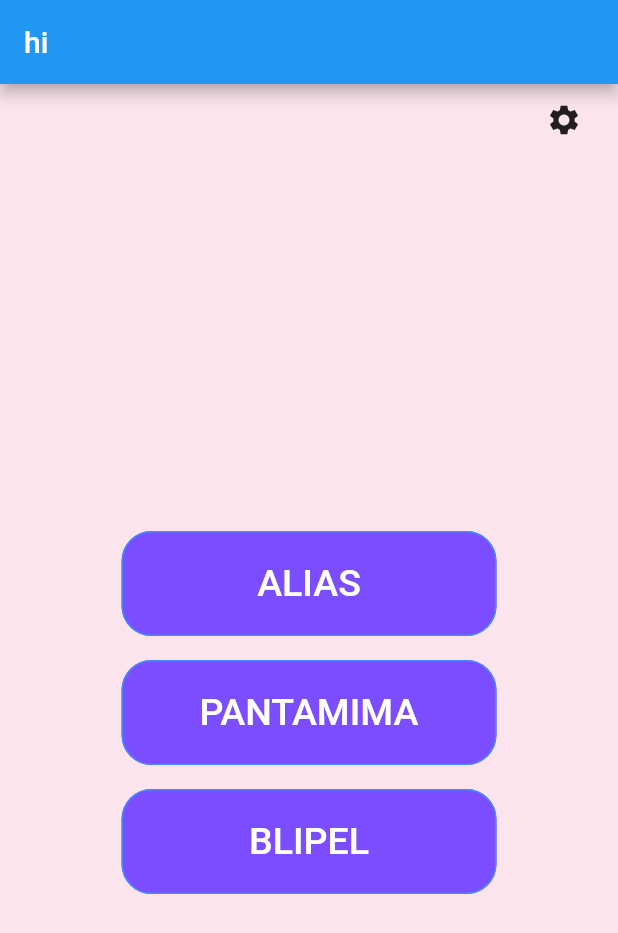
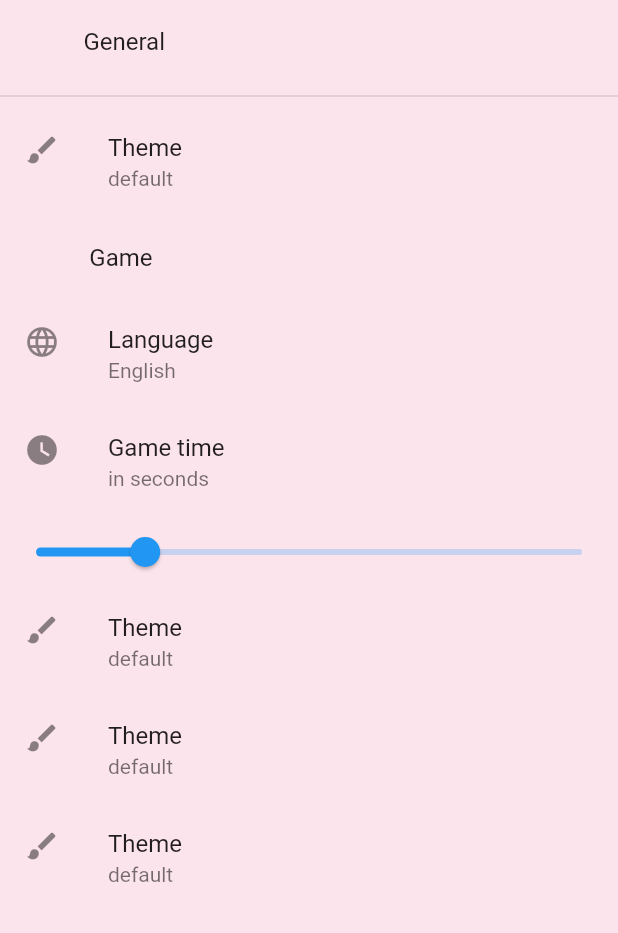
Before and after one commit to ComputerScienceHayk/three_in_one_game, a Flutter app: the screen it shows after launch, after a tap on the "settings" icon, on a phone screen of 412 x 824 dp. Shown: the top 933 px of the screen. Run offline on Flutter 3.47's test engine with Material 2 defaults, Android fonts, the phone set to English and light mode, and no system bars; our stand-ins replace share, shared_preferences.

Commit message:
Adding share button and a part of settings page

```diff
--- a/lib/screens/HomeScreen.dart
+++ b/lib/screens/HomeScreen.dart
@@ -1,13 +1,13 @@
 import 'dart:ui';
 import 'package:three_in_one_game/screens/Blipel.dart';
-
 import 'Alias.dart';
 import 'Pantamima.dart';
+import 'Settings.dart';
 import 'package:flutter/material.dart';
 import 'package:three_in_one_game/localization/consts.dart';
 import 'package:three_in_one_game/localization/langs.dart';
 import 'package:three_in_one_game/styles/styles.dart';
-
+import 'package:share/share.dart';
 import '../main.dart';
 
 class HomeScreen extends StatefulWidget {
@@ -20,6 +20,7 @@ class _HomeScreenState extends State<HomeScreen> {
     Locale _locale = await setLocale(language.languageCode);
     ThreeInOne.setLocale(context, _locale);
   }
+
   @override
   Widget build(BuildContext context) {
     return Scaffold(
@@ -30,16 +31,28 @@ class _HomeScreenState extends State<HomeScreen> {
       body: Center(
         child: Column(
           children: [
-            Padding(
-              padding: const EdgeInsets.only(left: 340),
+            Row(children: [
+              Padding(
+                padding: const EdgeInsets.only(left: 250),
+                child: IconButton(
+                    onPressed: () {
+                      Share.share('https://example.com');
+                    },
+                    icon: Icon(Icons.share)),
+              ),
+              Padding(
+              padding: const EdgeInsets.only(left: 10),
               child: IconButton(
-                      onPressed: () {
-                        // Navigator.push(
-                        //   context,
-                        //   MaterialPageRoute(builder: (context) => ),
-                      },
-                      icon: Icon(Icons.settings)),
+                 onPressed: (){
+                   Navigator.push(
+                       context,
+                       MaterialPageRoute(builder: (context) => Settings()));
+                 },
+                  icon: Icon(Icons.settings)),
             ),
+
+
+            ],),
 
             Padding(
               padding: const EdgeInsets.only(top: 250,bottom: 8.0),
--- /dev/null
+++ b/lib/screens/Settings.dart
@@ -0,0 +1,99 @@
+import 'dart:ui';
+import 'package:flutter/material.dart';
+import 'package:three_in_one_game/localization/consts.dart';
+import 'package:three_in_one_game/localization/langs.dart';
+import 'package:three_in_one_game/styles/styles.dart';
+import '../main.dart';
+import 'AboutAlias.dart';
+
+class Settings extends StatefulWidget {
+  @override
+  _SettingsState createState() => _SettingsState();
+}
+
+class _SettingsState extends State<Settings> {
+  void _changeLanguage(Language language) async {
+    Locale _locale = await setLocale(language.languageCode);
+    ThreeInOne.setLocale(context, _locale);
+  }
+
+  final List<Widget> list = new List<Widget>();
+  double _value = 20;
+  @override
+  Widget build(BuildContext context) {
+    if (list.length < 3) {
+      list.add(new TextField(
+        decoration: InputDecoration(hintText: 'Team ${list.length + 1}'),
+      ));
+      list.add(new TextField(
+        decoration: InputDecoration(hintText: 'Team ${list.length + 1}'),
+      ));
+    }
+    return new Scaffold(
+      backgroundColor: alias,
+      body: ListView(
+        children: [
+          ListTile(
+            title: Text("          General"),
+            // onTap: () => ,
+          ),
+          Divider(
+            thickness: 1,
+          ),
+
+          // onTap: () => ,
+          ListTile(
+            leading: Icon(Icons.brush),
+            title: Text("Theme"),
+            subtitle: Text("default"),
+
+            // onTap: () => ,
+          ),
+          ListTile(
+            title: Text("           Game"),
+          ),
+          ListTile(
+            leading: Icon(Icons.language),
+            title: Text("Language"),
+            subtitle: Text("English"),
+            // onTap: () => ,
+          ),
+          ListTile(
+            leading: Icon(Icons.watch_later),
+            title: Text("Game time"),
+            subtitle: Text("in seconds"),
+            // onTap: () => ,
+          ),
+          Slider(
+            min: 0,
+            max: 100,
+            value: _value,
+            onChanged: (value) {
+              setState(() {
+                _value = value;
+              });
+            },
+          ),
+          ListTile(
+            leading: Icon(Icons.brush),
+            title: Text("Theme"),
+            subtitle: Text("default"),
+            // onTap: () => ,
+          ),
+          ListTile(
+            leading: Icon(Icons.brush),
+            title: Text("Theme"),
+            subtitle: Text("default"),
+            // onTap: () => ,
+          ),
+          ListTile(
+            leading: Icon(Icons.brush),
+            title: Text("Theme"),
+            subtitle: Text("default"),
+            // onTap: () => ,
+          ),
+        ],
+      ),
+    );
+  }
+}
--- a/pubspec.yaml
+++ b/pubspec.yaml
@@ -17,7 +17,7 @@ dependencies:
   path_provider:
 
   cupertino_icons: ^1.0.0
-
+  share : ^0.5.3
 dev_dependencies:
   flutter_test:
     sdk: flutter
```
Also changed, not shown: pubspec.lock.
